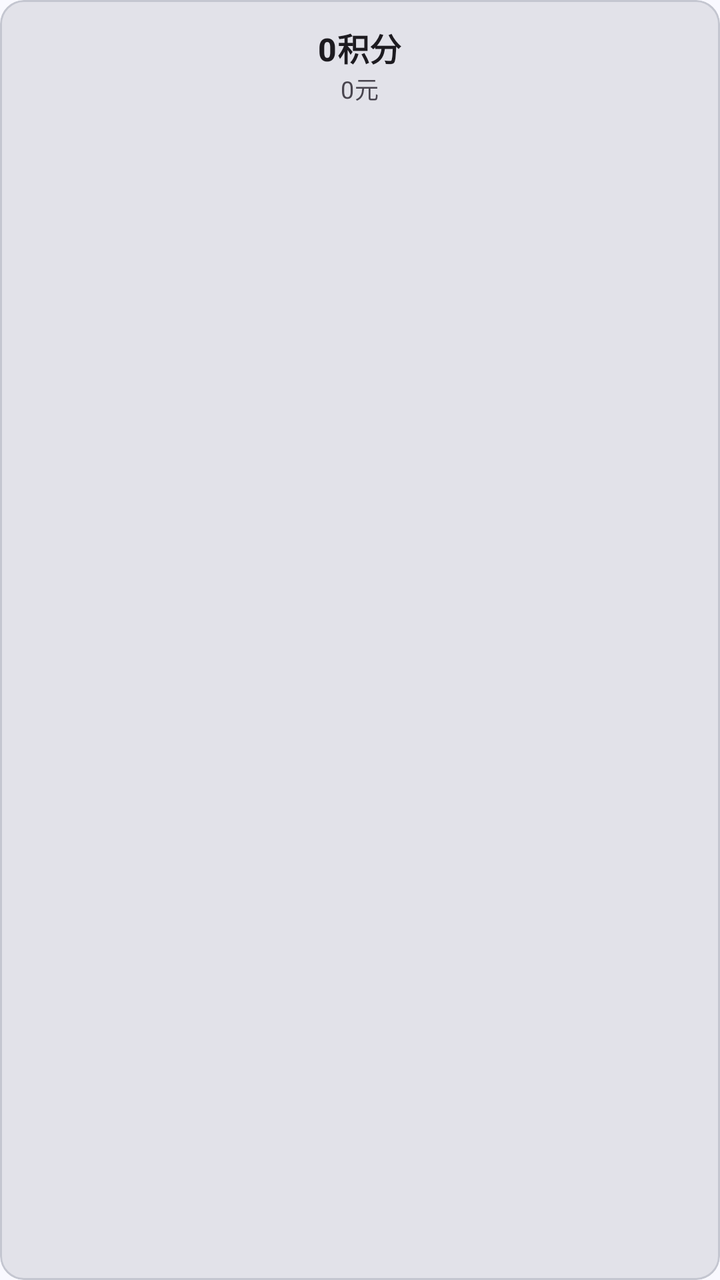
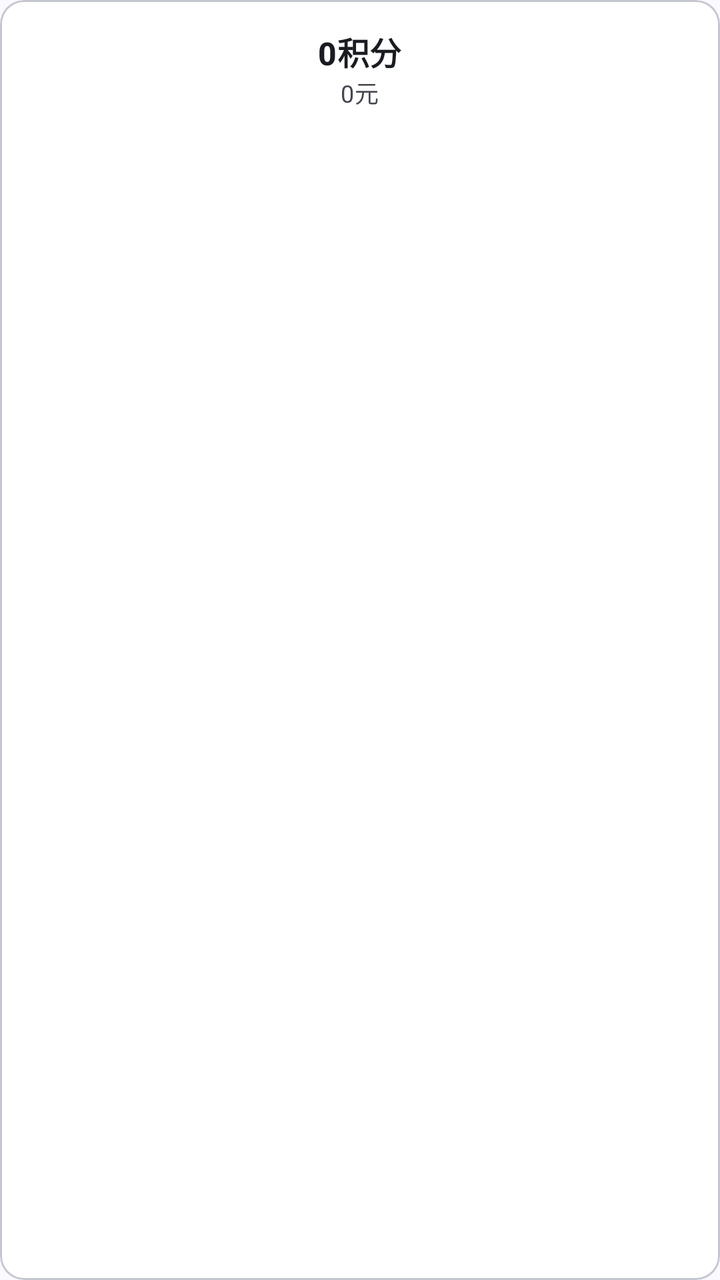

Two renders of the same Android screen: before a commit and after it. Below are the layout's source before the change and the commit's diff.
<!-- AndroidManifest.xml: application theme Theme.Simpfun -->
<!-- res/layout/item_recharge_tier.xml -->
<?xml version="1.0" encoding="utf-8"?>
<com.google.android.material.card.MaterialCardView xmlns:android="http://schemas.android.com/apk/res/android"
    xmlns:app="http://schemas.android.com/apk/res-auto"
    android:id="@+id/card_tier"
    android:layout_width="match_parent"
    android:layout_height="wrap_content"
    android:layout_margin="4dp"
    style="?attr/materialCardViewFilledStyle"
    app:cardCornerRadius="12dp"
    app:strokeWidth="1dp"
    app:strokeColor="@color/md_theme_outlineVariant">

    <LinearLayout
        android:layout_width="match_parent"
        android:layout_height="wrap_content"
        android:orientation="vertical"
        android:gravity="center"
        android:padding="12dp">

        <TextView
            android:id="@+id/tv_tier_points"
            android:layout_width="wrap_content"
            android:layout_height="wrap_content"
            android:text="0积分"
            android:textAppearance="?attr/textAppearanceTitleMedium"
            android:textStyle="bold" />

        <TextView
            android:id="@+id/tv_tier_money"
            android:layout_width="wrap_content"
            android:layout_height="wrap_content"
            android:text="0元"
            android:textAppearance="?attr/textAppearanceBodySmall" />
    </LinearLayout>

</com.google.android.material.card.MaterialCardView>
<!-- resources referenced by this layout -->
<resources>
  <color name="md_theme_outlineVariant">#C4C6D0</color>
  <color name="md_theme_primary">#AAC7FF</color>
  <color name="md_theme_onPrimary">#FFFFFF</color>
  <color name="md_theme_primaryContainer">#D6E3FF</color>
  <color name="md_theme_onPrimaryContainer">#284777</color>
  <color name="md_theme_secondary">#565F71</color>
  <color name="md_theme_onSecondary">#FFFFFF</color>
  <color name="md_theme_secondaryContainer">#DAE2F9</color>
  <color name="md_theme_onSecondaryContainer">#3E4759</color>
  <color name="md_theme_tertiary">#705575</color>
  <color name="md_theme_onTertiary">#FFFFFF</color>
  <color name="md_theme_tertiaryContainer">#FAD8FD</color>
  <color name="md_theme_onTertiaryContainer">#573E5C</color>
  <color name="md_theme_error">#BA1A1A</color>
  <color name="md_theme_onError">#FFFFFF</color>
  <color name="md_theme_errorContainer">#FFDAD6</color>
  <color name="md_theme_onErrorContainer">#93000A</color>
  <color name="md_theme_background">#F9F9FF</color>
  <color name="md_theme_onBackground">#191C20</color>
  <color name="md_theme_surface">#F9F9FF</color>
  <color name="md_theme_onSurface">#191C20</color>
  <color name="md_theme_surfaceVariant">#E0E2EC</color>
  <color name="md_theme_onSurfaceVariant">#44474E</color>
  <color name="md_theme_outline">#74777F</color>
  <color name="md_theme_inverseSurface">#2E3036</color>
  <color name="md_theme_inverseOnSurface">#F0F0F7</color>
  <color name="md_theme_inversePrimary">#AAC7FF</color>
  <color name="md_theme_primaryFixed">#D6E3FF</color>
  <color name="md_theme_onPrimaryFixed">#001B3E</color>
  <color name="md_theme_primaryFixedDim">#AAC7FF</color>
  <color name="md_theme_onPrimaryFixedVariant">#284777</color>
  <color name="md_theme_secondaryFixed">#DAE2F9</color>
  <color name="md_theme_onSecondaryFixed">#131C2B</color>
  <color name="md_theme_secondaryFixedDim">#BEC6DC</color>
  <color name="md_theme_onSecondaryFixedVariant">#3E4759</color>
  <color name="md_theme_tertiaryFixed">#FAD8FD</color>
  <color name="md_theme_onTertiaryFixed">#28132E</color>
  <color name="md_theme_tertiaryFixedDim">#DDBCE0</color>
  <color name="md_theme_onTertiaryFixedVariant">#573E5C</color>
  <color name="md_theme_surfaceDim">#D9D9E0</color>
  <color name="md_theme_surfaceBright">#F9F9FF</color>
  <color name="md_theme_surfaceContainerLowest">#FFFFFF</color>
  <color name="md_theme_surfaceContainerLow">#F3F3FA</color>
  <color name="md_theme_surfaceContainer">#EDEDF4</color>
  <color name="md_theme_surfaceContainerHigh">#E7E8EE</color>
  <color name="md_theme_surfaceContainerHighest">#E2E2E9</color>
  <style name="ThemeOverlay.Simpfun.BottomSheet" parent="ThemeOverlay.MaterialComponents.BottomSheetDialog" />
  <!-- unchanged entries left out for length: 1 -->
</resources>

<!-- the commit's change to res/layout/item_recharge_tier.xml (unified diff, before → after) -->
@@ -8,14 +8,15 @@
     style="?attr/materialCardViewFilledStyle"
     app:cardCornerRadius="12dp"
     app:strokeWidth="1dp"
-    app:strokeColor="@color/md_theme_outlineVariant">
+    app:strokeColor="@color/md_theme_outlineVariant"
+    app:cardBackgroundColor="?attr/colorSurfaceContainerLowest">
 
     <LinearLayout
         android:layout_width="match_parent"
         android:layout_height="wrap_content"
         android:orientation="vertical"
         android:gravity="center"
-        android:padding="12dp">
+        android:padding="14dp">
 
         <TextView
             android:id="@+id/tv_tier_points"
@@ -23,6 +24,7 @@
             android:layout_height="wrap_content"
             android:text="0积分"
             android:textAppearance="?attr/textAppearanceTitleMedium"
+            android:textColor="?attr/colorOnSurface"
             android:textStyle="bold" />
 
         <TextView
@@ -30,7 +32,8 @@
             android:layout_width="wrap_content"
             android:layout_height="wrap_content"
             android:text="0元"
-            android:textAppearance="?attr/textAppearanceBodySmall" />
+            android:textAppearance="?attr/textAppearanceBodySmall"
+            android:textColor="?attr/colorOnSurfaceVariant" />
     </LinearLayout>
 
 </com.google.android.material.card.MaterialCardView>
